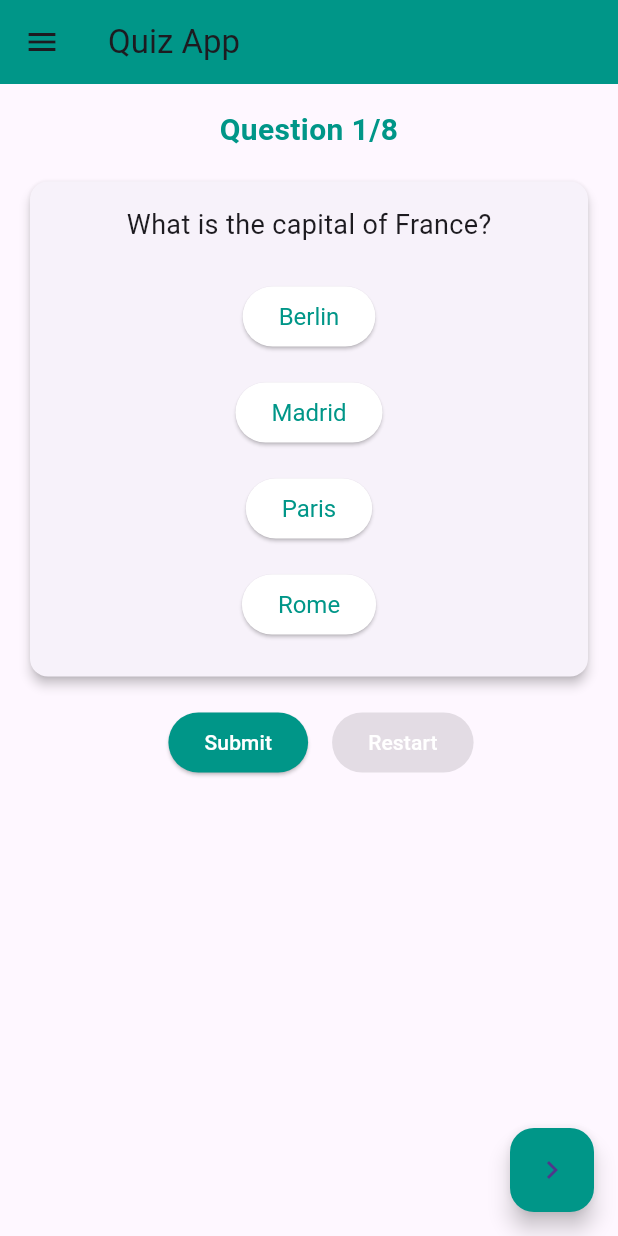
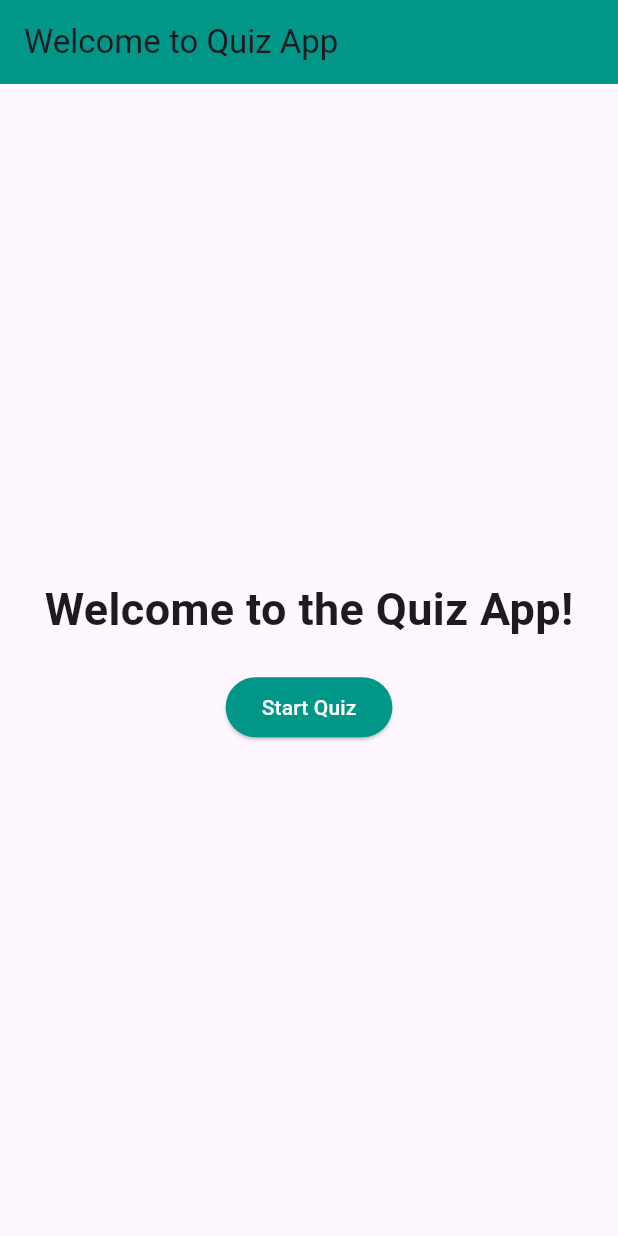
Before and after one commit to Mayank230604/QuizApp, a Flutter app: the screen it shows after launch, on a phone screen of 412 x 824 dp. Run offline on Flutter 3.47's test engine with Material 3 defaults, Android fonts, the phone set to English and light mode, and no system bars.

Commit message:
initial commit

```diff
--- a/lib/main.dart
+++ b/lib/main.dart
@@ -12,11 +12,51 @@ class MyApp extends StatelessWidget {
       theme: ThemeData(
         primarySwatch: Colors.teal,
       ),
-      home: QuizScreen(),
+      home: WelcomeScreen(),
       debugShowCheckedModeBanner: false,
     );
   }
 }
+
+class WelcomeScreen extends StatelessWidget {
+  @override
+  Widget build(BuildContext context) {
+    return Scaffold(
+      appBar: AppBar(
+        title: Text('Welcome to Quiz App'),
+        backgroundColor: Colors.teal,
+      ),
+      body: Center(
+        child: Column(
+          mainAxisAlignment: MainAxisAlignment.center,
+          children: [
+            Text(
+              'Welcome to the Quiz App!',
+              style: TextStyle(
+                fontSize: 30,
+                fontWeight: FontWeight.bold,
+              ),
+            ),
+            SizedBox(height: 20),
+            ElevatedButton(
+              onPressed: () {
+                Navigator.push(
+                  context,
+                  MaterialPageRoute(builder: (context) => QuizScreen()),
+                );
+              },
+              style: ElevatedButton.styleFrom(
+                primary: Colors.teal,
+              ),
+              child: Text('Start Quiz', style: TextStyle(color: Colors.white)),
+            ),
+          ],
+        ),
+      ),
+    );
+  }
+}
+
 
 class QuizScreen extends StatefulWidget {
   @override
@@ -73,7 +113,7 @@ class _QuizScreenState extends State<QuizScreen> {
   ];
 
   void _checkAnswer(int selectedIndex) {
-  if (_currentIndex < questions.length - 1 && !_submitted) {
+  if (_currentIndex <= questions.length - 1 && !_submitted) {
     if (selectedIndex == questions[_currentIndex]['correctIndex']) {
       setState(() {
         _score++;
@@ -82,13 +122,18 @@ class _QuizScreenState extends State<QuizScreen> {
   }
 }
 
+
   void _nextQuestion() {
   setState(() {
     if (_currentIndex < questions.length - 1 && !_submitted) {
       _currentIndex++;
+    } else if (_currentIndex == questions.length - 1) {
+      _submitted = true;
+      _submitQuiz();
     }
   });
 }
+
 
   void _previousQuestion() {
   setState(() {
@@ -111,12 +156,6 @@ class _QuizScreenState extends State<QuizScreen> {
       actions: [
         TextButton(
           onPressed: () {
-              Navigator.pop(context);
-            },
-            child: Text('Continue', style: TextStyle(color: Colors.teal)),
-          ),
-          TextButton(
-            onPressed: () {
             _restartQuiz(); // Call _restartQuiz when Restart Quiz is pressed
             Navigator.pop(context);
           },
@@ -126,6 +165,7 @@ class _QuizScreenState extends State<QuizScreen> {
     ),
   );
 }
+
 
   void _restartQuiz() {
     setState(() {
@@ -154,12 +194,12 @@ class _QuizScreenState extends State<QuizScreen> {
                 'Quiz App',
                 style: TextStyle(
                   color: Colors.white,
-                  fontSize: 24,
+                  fontSize: 30,
                 ),
               ),
             ),
             ListTile(
-              title: Text('Home', style: TextStyle(color: Colors.white)),
+              title: Text('Home', style: TextStyle(color: Colors.teal)),
               onTap: () {
                 Navigator.pop(context);
               },
```
Lines whose indentation alone changed are shown as unchanged.
